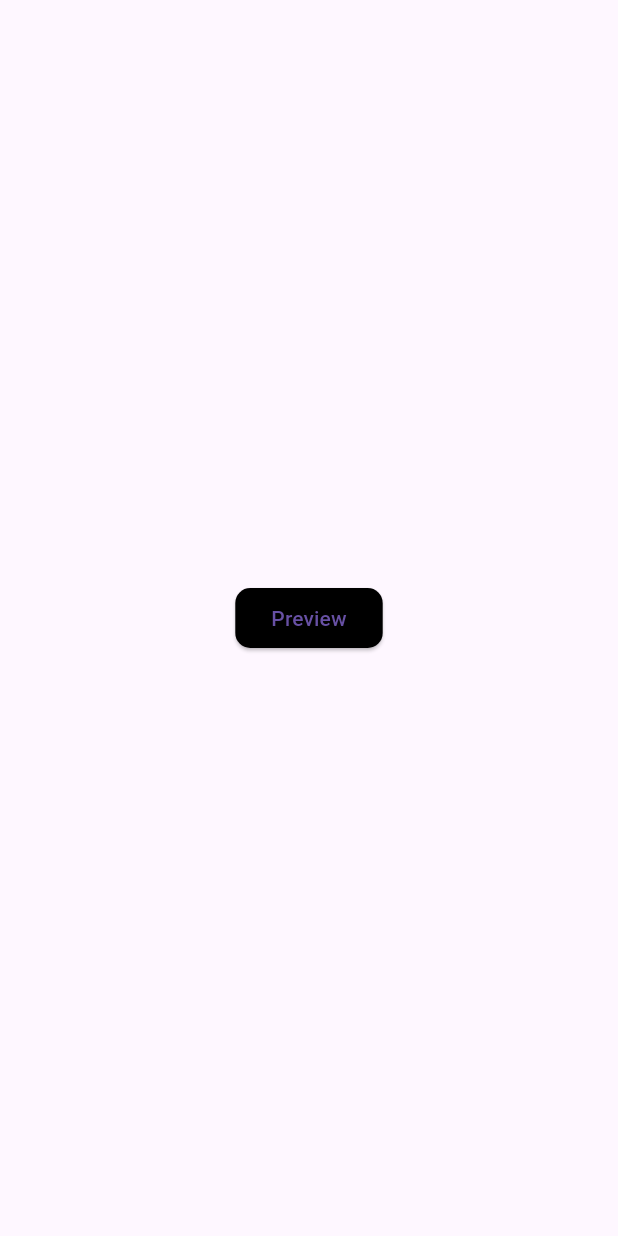
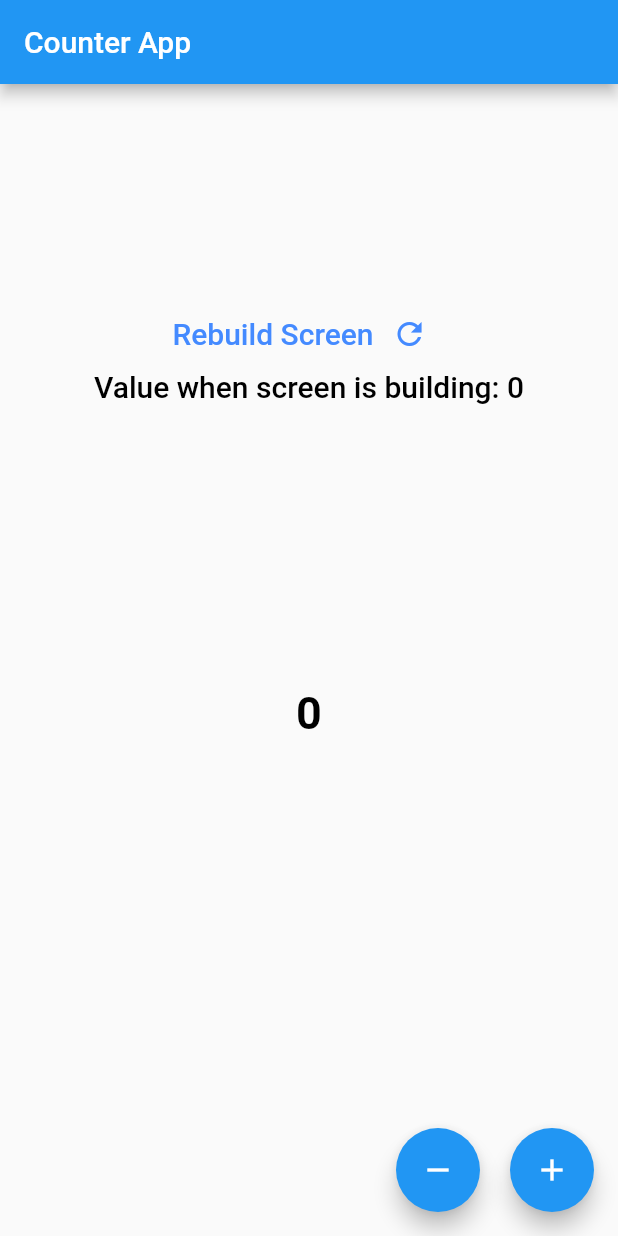
Before and after one commit to Zimil-Patel/anonymous, a Flutter app: the screen it shows after launch, on a phone screen of 412 x 824 dp. Run offline on Flutter 3.47's test engine with Material 3 defaults, Android fonts, the phone set to English and light mode, and no system bars; our stand-ins replace printing.

Commit message:
06-05-2024

```diff
--- /dev/null
+++ b/lib/counter app/model/counter_model.dart
@@ -0,0 +1,5 @@
+class CounterModel{
+
+  int count = 0;
+
+}
--- /dev/null
+++ b/lib/counter app/provider/counter_provider.dart
@@ -0,0 +1,20 @@
+import 'package:anonymous/counter%20app/model/counter_model.dart';
+import 'package:flutter/cupertino.dart';
+
+class CounterProvider extends ChangeNotifier{
+
+  CounterModel counterModel = CounterModel();
+
+  void increaseCount(){
+    if(counterModel.count < 10) counterModel.count++;
+    notifyListeners();
+  }
+
+  void decreaseCount(){
+    if(counterModel.count >= 1) counterModel.count--;
+    notifyListeners();
+  }
+
+  int getCount() => counterModel.count;
+
+}
--- /dev/null
+++ b/lib/counter app/view/counter_app.dart
@@ -0,0 +1,110 @@
+import 'dart:developer' as dev;
+
+import 'package:anonymous/counter%20app/provider/counter_provider.dart';
+import 'package:flutter/material.dart';
+import 'package:provider/provider.dart';
+
+class CounterApp extends StatefulWidget {
+  const CounterApp({super.key});
+
+  @override
+  State<CounterApp> createState() => _CounterAppState();
+}
+
+class _CounterAppState extends State<CounterApp> {
+  @override
+  Widget build(BuildContext context) {
+    dev.log("Counter App build...!");
+    CounterProvider provider =
+        Provider.of<CounterProvider>(context, listen: false);
+    return Scaffold(
+      appBar: AppBar(
+        title: const Text('Counter App'),
+      ),
+      body: Center(
+        child: Column(
+          mainAxisAlignment: MainAxisAlignment.center,
+          children: [
+            Row(
+              mainAxisAlignment: MainAxisAlignment.center,
+              children: [
+                Text(
+                  'Rebuild Screen',
+                  style: Theme.of(context).textTheme.titleLarge!.copyWith(
+                        color: Colors.blueAccent,
+                        fontSize: 20,
+                      ),
+                ),
+                IconButton(
+                    onPressed: () {
+                      setState(() {});
+                    },
+                    icon: const Icon(
+                      Icons.refresh,
+                      color: Colors.blueAccent,
+                    )),
+              ],
+            ),
+            Text(
+              'Value when screen is building: ${provider.counterModel.count}',
+              style: Theme.of(context).textTheme.titleLarge!.copyWith(
+                    color: Colors.black,
+                    fontSize: 20,
+                  ),
+            ),
+            AspectRatio(
+              aspectRatio: 1,
+              child: Padding(
+                padding: const EdgeInsets.all(30.0),
+                child:
+                    Consumer<CounterProvider>(builder: (context, value, child) {
+                  return Stack(
+                    fit: StackFit.expand,
+                    children: [
+                      TweenAnimationBuilder(
+                        duration: const Duration(seconds: 1),
+                        tween: Tween<double>(
+                          begin: (value.counterModel.count - 1).toDouble(),
+                          end: value.counterModel.count.toDouble(),
+                        ),
+                        builder: (context, progress, child) =>
+                            CircularProgressIndicator(
+                          value: progress / 10,
+                          strokeWidth: 10,
+                        ),
+                      ),
+                      Center(
+                          child: Text(
+                        value.counterModel.count.toString(),
+                      )),
+                    ],
+                  );
+                }),
+              ),
+            ),
+          ],
+        ),
+      ),
+      floatingActionButton: Row(
+        mainAxisAlignment: MainAxisAlignment.end,
+        children: [
+          FloatingActionButton(
+            onPressed: () {
+              provider.decreaseCount();
+            },
+            child: const Icon(Icons.remove),
+          ),
+          const SizedBox(
+            width: 20,
+          ),
+          FloatingActionButton(
+            onPressed: () {
+              provider.increaseCount();
+            },
+            child: const Icon(Icons.add),
+          ),
+        ],
+      ),
+    );
+  }
+}
--- a/lib/main.dart
+++ b/lib/main.dart
@@ -1,6 +1,28 @@
-import 'package:anonymous/pdf/pdf_button.dart';
+import 'package:anonymous/counter%20app/provider/counter_provider.dart';
+import 'package:anonymous/counter%20app/view/counter_app.dart';
 import 'package:flutter/material.dart';
+import 'package:provider/provider.dart';
 
 void main() {
-  runApp(const MaterialApp(home: PDFButton()));
+  runApp(
+    MultiProvider(
+      providers: [
+        ChangeNotifierProvider(create: (_) => CounterProvider(),),
+      ],
+      child:  MaterialApp(
+        debugShowCheckedModeBanner: false,
+        theme: ThemeData.light(useMaterial3: false).copyWith(
+          textTheme: const TextTheme(
+            bodyMedium: TextStyle(
+              color: Colors.black,
+              fontWeight: FontWeight.w600,
+              fontSize: 30,
+            ),
+          ),
+        ),
+        themeMode: ThemeMode.light,
+        home: const CounterApp(),
+      ),
+    ),
+  );
 }
--- a/pubspec.yaml
+++ b/pubspec.yaml
@@ -37,6 +37,7 @@ dependencies:
   cupertino_icons: ^1.0.6
   pdf: any
   printing: any
+  provider: any
 
 dev_dependencies:
   flutter_test:
```
Also changed, not shown: pubspec.lock, 6 other files.
